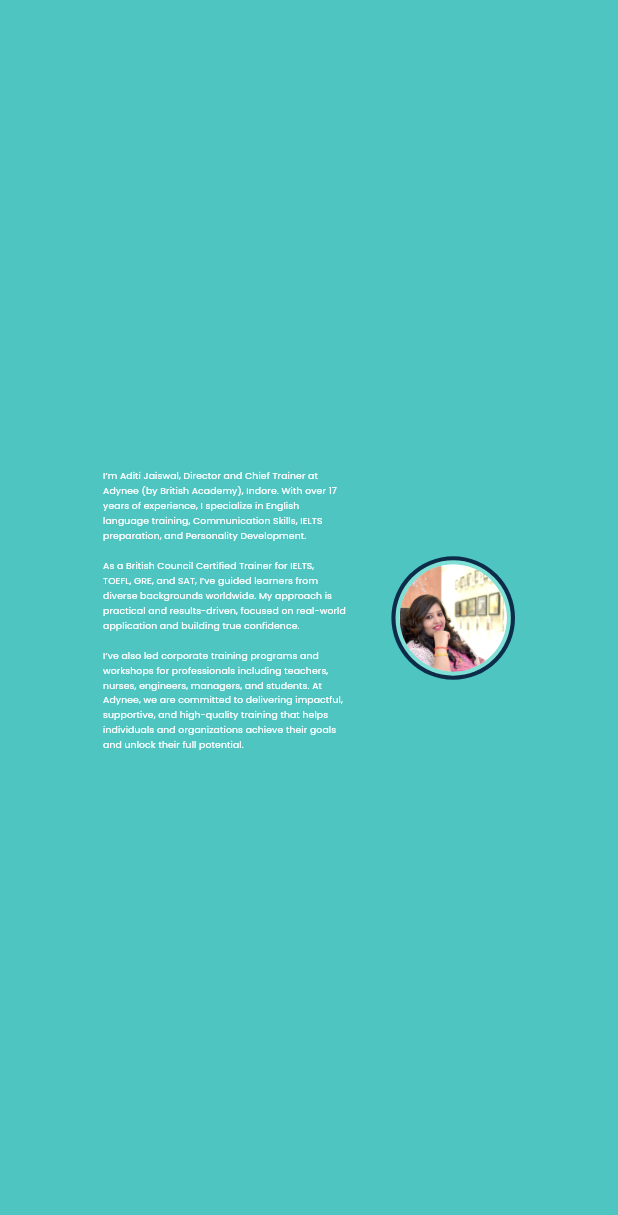
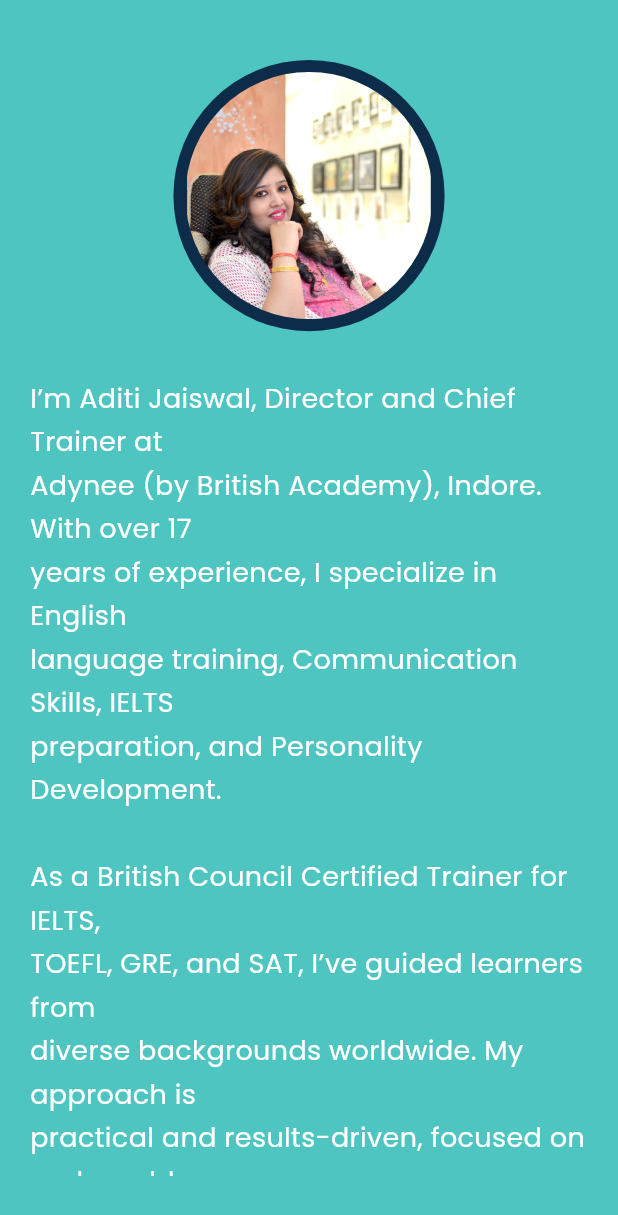
Before and after one commit to arunjoshi/adynee_web, a Flutter app: the AboutPage screen opened directly, on a phone screen of 412 x 824 dp. Shown: the top 1215 px of the screen. Run offline on Flutter 3.47's test engine with Material 3 defaults, Android fonts, the phone set to English and light mode, and no system bars; our stand-ins replace go_router, google_fonts, responsive_framework, youtube_player_iframe.

Commit message:
fix mobile and desktop resolution screen

```diff
--- /dev/null
+++ b/lib/responsive/screen_size.dart
@@ -0,0 +1,14 @@
+import 'package:flutter/material.dart';
+
+class ScreenSize {
+
+  static late double width;
+  static late double height;
+
+  static void init(BuildContext context) {
+    final size = MediaQuery.of(context).size;
+    width = size.width;
+    height = size.height;
+  }
+
+}
--- a/lib/screens/pages/about_page.dart
+++ b/lib/screens/pages/about_page.dart
@@ -1,24 +1,78 @@
 import 'package:adynee_web/utils/app_colors.dart';
 import 'package:flutter/material.dart';
+import 'package:responsive_framework/responsive_framework.dart';
+
+import '../../responsive/responsive.dart';
+import '../../responsive/screen_size.dart';
 
 class AboutPage extends StatelessWidget {
   const AboutPage({super.key});
 
+
+
   @override
   Widget build(BuildContext context) {
+    bool isMobile = Responsive.isMobile(context);
+
     return Scaffold(
       backgroundColor: AppColors.about_bg_color,
       body: Center(
         child: Padding(
-          padding: const EdgeInsets.symmetric(horizontal: 200),
-          child: Row(
+          padding: EdgeInsets.symmetric(
+            horizontal: isMobile ? 20 : 200,
+            vertical: 40,
+          ),
+
+          child: isMobile
+              ? _mobileLayout()
+              : _desktopLayout(),
+        ),
+      ),
+    );
+  }
+
+  /// DESKTOP
+  Widget _desktopLayout() {
+    return Row(
       mainAxisAlignment: MainAxisAlignment.spaceBetween,
       children: [
 
-              /// LEFT TEXT
+        /// TEXT
         Expanded(
           flex: 2,
-                child: Text(
+          child: _aboutText(),
+        ),
+
+        const SizedBox(width: 80),
+
+        /// IMAGE
+        Expanded(
+          flex: 1,
+          child: Center(child: _profileImage()),
+        ),
+      ],
+    );
+  }
+
+  /// MOBILE
+  Widget _mobileLayout() {
+    return SingleChildScrollView(
+      child: Column(
+        children: [
+
+          _profileImage(),
+
+          const SizedBox(height: 30),
+
+          _aboutText(),
+        ],
+      ),
+    );
+  }
+
+  /// TEXT
+  Widget _aboutText() {
+    return const Text(
       """
 I’m Aditi Jaiswal, Director and Chief Trainer at
 Adynee (by British Academy), Indore. With over 17
@@ -40,45 +94,49 @@ supportive, and high-quality training that helps
 individuals and organizations achieve their goals
 and unlock their full potential.
 """,
-                  style: const TextStyle(
+      style: TextStyle(
         color: Colors.white,
         fontSize: 18,
         height: 1.6,
       ),
-                ),
-              ),
+    );
+  }
 
-              const SizedBox(width: 80),
-
-              /// RIGHT IMAGE
-              Expanded(
-                flex: 1,
-                child: Center(
-                  child: Container(
+  /// IMAGE
+  Widget _profileImage() {
+    return Container(
       padding: const EdgeInsets.all(8),
       decoration: const BoxDecoration(
         shape: BoxShape.circle,
         color: Color(0xFF0C2C4A),
       ),
-                    child: Container(
+       child:  Container(
+          width: ScreenSize.width * 0.4,
+          height: ScreenSize.width * 0.4,
+          decoration: const BoxDecoration(
+            shape: BoxShape.circle,
+            image: DecorationImage(
+              image: AssetImage("assets/images/profile_aa.png"),
+              fit: BoxFit.scaleDown,
+            ),
+          ),
+        )
+      /*child: Container(
         padding: const EdgeInsets.all(8),
         decoration: const BoxDecoration(
           shape: BoxShape.circle,
           color: Color(0xFF7FE0D6),
         ),
-                      child: const CircleAvatar(
-                        radius: 120,
-                        backgroundImage:
-                        AssetImage("assets/images/profile_aa.png"),
+        child: ClipOval(
+          child: Image.asset(
+            "assets/images/profile_aa.png",
+
+            width: ScreenSize.width * 0.3,
+            height:ScreenSize.width * 0.2 ,
+            fit: BoxFit.cover,
           ),
         ),
-                  ),
-                ),
-              ),
-            ],
-          ),
-        ),
-      ),
+      ),*/
     );
   }
 }
```
Also changed, not shown: lib/main.dart (+3 -14 lines), lib/screens/pages/batch_page.dart (+73 -16 lines), lib/screens/pages/home_page.dart (+3 -4 lines), lib/widgets/hero_section.dart (+47 -5 lines), lib/widgets/profile_widget.dart (+6 -2 lines). Lines whose indentation alone changed are shown as unchanged.
